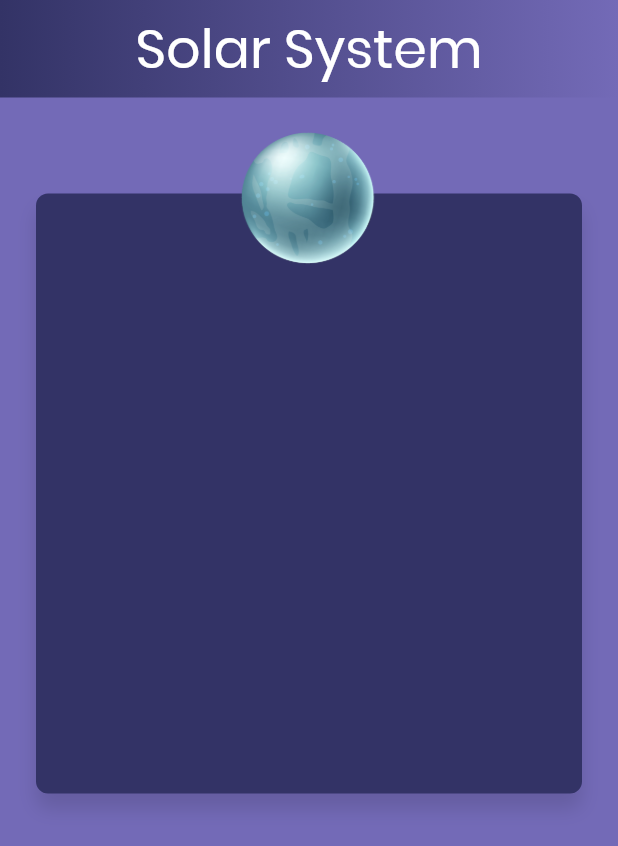
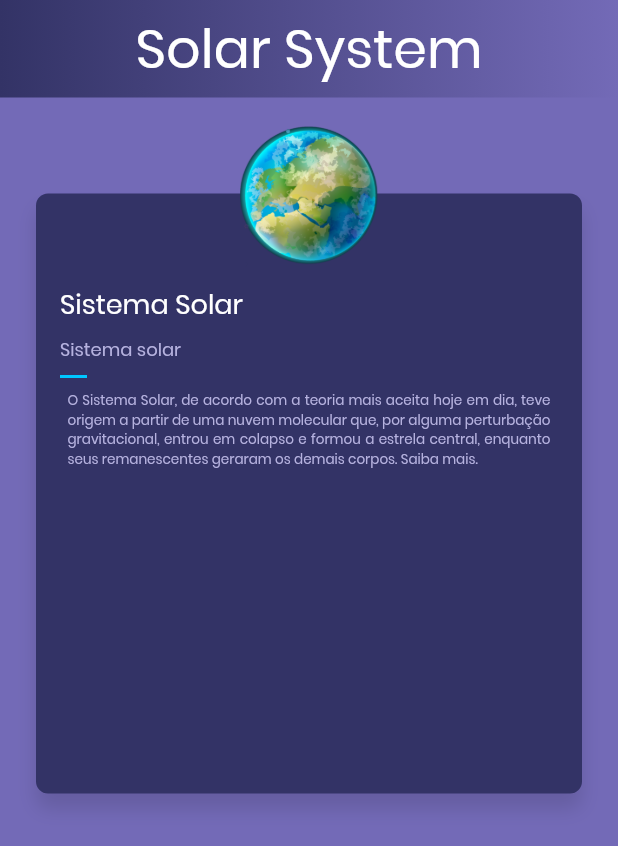
Before and after one commit to EdFilho/solar-system, a Flutter app: the screen it shows after launch, on a phone screen of 412 x 824 dp. Shown: the top 846 px of the screen. Run offline on Flutter 3.47's test engine with Material 2 defaults, Android fonts, the phone set to English and light mode, and no system bars.

Commit message:
summary card

```diff
--- a/lib/home/home_page.dart
+++ b/lib/home/home_page.dart
@@ -1,7 +1,7 @@
 import 'package:flutter/material.dart';
 import 'package:flutter/services.dart';
 import 'package:solar_system/componentes/gradient_app_bar.dart';
-import 'package:solar_system/home/resume_card.dart';
+import 'package:solar_system/home/summary_card.dart';
 
 class HomePage extends StatefulWidget {
 
@@ -23,7 +23,7 @@ class _HomePageState extends State<HomePage> {
       body: new Column(
         children: <Widget>[
           GradientAppBar('Solar System'),
-          ResumeCard(),
+          SummaryCard(),
         ],
       ),
     );
--- a/lib/home/resume_card.dart
+++ /dev/null
@@ -1,49 +0,0 @@
-import 'package:flutter/material.dart';
-
-class ResumeCard extends StatelessWidget {
-
-  final resumeThumbnail = new Container(
-    margin: EdgeInsets.symmetric(
-      vertical: 0,
-    ),
-    alignment: FractionalOffset.center,
-    child: new Image(
-      image: new AssetImage('assets/img/pluto.png'),
-      height: 95.0,
-      width: 95.0,
-    ),
-  );
-
-  final resumeCard = new Container(
-    height: 400.0,
-    margin: new EdgeInsets.only(top: 46.0),
-    decoration: new BoxDecoration(
-      color: new Color(0xFF333366),
-      shape: BoxShape.rectangle,
-      borderRadius: new BorderRadius.circular(8.0),
-      boxShadow: <BoxShadow>[
-        new BoxShadow(
-          color: Colors.black12,
-          blurRadius: 10.0,
-          offset: new Offset(0.0, 10.0),
-        ),
-      ],
-    ),
-  );
-
-  @override
-  Widget build(BuildContext context) {
-    return new Container(
-      margin: const EdgeInsets.symmetric(
-        vertical: 18.0,
-        horizontal: 24.0,
-      ),
-      child: new Stack(
-        children: <Widget>[
-          resumeCard,
-          resumeThumbnail
-        ],
-      ),
-    );
-  }
-}
--- /dev/null
+++ b/lib/home/summary_card.dart
@@ -0,0 +1,123 @@
+import 'package:flutter/material.dart';
+import 'package:solar_system/componentes/separator.dart';
+import 'package:solar_system/models/summary.dart';
+import 'package:solar_system/themes/themes_app.dart';
+
+class SummaryCard extends StatelessWidget {
+
+  final summaryThumbnail = new Container(
+    margin: EdgeInsets.symmetric(
+      vertical: 0,
+    ),
+    alignment: FractionalOffset.center,
+    child: new Image(
+      image: new AssetImage(summary[0]),
+      height: 95.0,
+      width: 95.0,
+    ),
+  );
+
+  final summaryCardContent = new Container(
+    margin: new EdgeInsets.fromLTRB(16.0, 56.0, 16.0, 8.0),
+    constraints: new BoxConstraints.expand(),
+    child: new Column(
+      crossAxisAlignment: CrossAxisAlignment.start,
+      children: <Widget>[
+        new Container(height: 4.0,),
+        new Text(
+          summary[1],
+          style: titleTextStyle,
+          textAlign: TextAlign.center,
+        ),
+        new Container(height: 8.0),
+        new Text(
+          summary[2],
+          style: subTitleTextStyle,
+          textAlign: TextAlign.center,
+        ),
+        new Separator(),
+        new Container(
+          padding: new EdgeInsets.symmetric(horizontal: 5.0),
+          child: Column(
+            crossAxisAlignment: CrossAxisAlignment.start,
+            children: <Widget>[
+              new Text(
+                summary[3],
+                style: regularTextStyle,
+                textAlign: TextAlign.justify,
+              )
+            ],
+          ),
+        ),
+      ],
+    ),
+  );
+
+  final summaryCard = new Container(
+    child: new Container(
+      margin: new EdgeInsets.fromLTRB(16.0, 56.0, 16.0, 8.0),
+      constraints: new BoxConstraints.expand(),
+      child: new Column(
+        crossAxisAlignment: CrossAxisAlignment.start,
+        children: <Widget>[
+          new Container(height: 4.0,),
+          new Text(
+            summary[1],
+            style: titleTextStyle,
+            textAlign: TextAlign.center,
+          ),
+          new Container(height: 8.0),
+          new Text(
+            summary[2],
+            style: subTitleTextStyle,
+            textAlign: TextAlign.center,
+          ),
+          new Separator(),
+          new Container(
+            padding: new EdgeInsets.symmetric(horizontal: 5.0),
+            child: Column(
+              crossAxisAlignment: CrossAxisAlignment.start,
+              children: <Widget>[
+                new Text(
+                  summary[3],
+                  style: regularTextStyle,
+                  textAlign: TextAlign.justify,
+                )
+              ],
+            ),
+          ),
+        ],
+      ),
+    ),
+    height: 400.0,
+    margin: new EdgeInsets.only(top: 46.0),
+    decoration: new BoxDecoration(
+      color: new Color(0xFF333366),
+      shape: BoxShape.rectangle,
+      borderRadius: new BorderRadius.circular(8.0),
+      boxShadow: <BoxShadow>[
+        new BoxShadow(
+          color: Colors.black12,
+          blurRadius: 10.0,
+          offset: new Offset(0.0, 10.0),
+        ),
+      ],
+    ),
+  );
+
+  @override
+  Widget build(BuildContext context) {
+    return new Container(
+      margin: const EdgeInsets.symmetric(
+        vertical: 18.0,
+        horizontal: 24.0,
+      ),
+      child: new Stack(
+        children: <Widget>[
+          summaryCard,
+          summaryThumbnail
+        ],
+      ),
+    );
+  }
+}
--- /dev/null
+++ b/lib/models/planets.dart
@@ -0,0 +1,28 @@
+class Planet {
+  final String id;
+  final String name;
+  final String nickname;
+  final String distance;
+  final String orbit;
+  final String gravity;
+  final String description;
+  final String image;
+  final String picture;
+
+  const Planet ({this.id, this.name, this.nickname, this.distance, this.orbit, this.gravity, this.description, this.image, this.picture});
+
+}
+
+List<Planet> planets = [
+  const Planet(
+    id: '3',
+    name: 'Terra',
+    nickname: 'Planeta água',
+    distance: '0 Km',
+    orbit: '365,256363004 dias',
+    gravity: '9.807 m/s',
+    description: "A Terra é o terceiro planeta mais próximo do Sol, o mais denso e o quinto maior dos oito planetas do Sistema Solar. É também o maior dos quatro planetas telúricos.",
+    image: 'assets/img/earth.png',
+    picture: 'assets/pictures/earth.jpg',
+  ),
+];
--- /dev/null
+++ b/lib/models/summary.dart
@@ -0,0 +1,7 @@
+final List<String> summary = [
+  'assets/img/earth.png',
+  'Sistema Solar',
+  'Sistema solar',
+  'O Sistema Solar, de acordo com a teoria mais aceita hoje em dia, teve origem a partir de uma nuvem molecular que, por alguma perturbação gravitacional, entrou em colapso e formou a estrela central, enquanto seus remanescentes geraram os demais corpos. Saiba mais.',
+  'O Sistema Solar compreende o conjunto constituído pelo Sol e todos os corpos celestes que estão sob seu domínio gravitacional. A estrela central, maior componente do sistema, respondendo por mais de 99,85% da massa total, gera sua energia através da fusão de hidrogênio em hélio, dois de seus principais constituintes. Os quatro planetas mais próximos do Sol (Mercúrio, Vênus, Terra e Marte) possuem em comum uma crosta sólida e rochosa, razão pela qual se classificam no grupo dos planetas telúricos, ou rochosos. Mais afastados, os quatro gigantes gasosos, Júpiter, Saturno, Urano e Netuno, são os componentes de maior massa do sistema logo após o próprio Sol. Dos cinco planetas anões, Ceres é o que se localiza mais próximo do centro do Sistema Solar, enquanto todos os outros, Plutão, Haumea, Makemake e Éris, se encontram além da órbita de Netuno.',
+];
--- a/lib/themes/themes_app.dart
+++ b/lib/themes/themes_app.dart
@@ -3,6 +3,25 @@ import 'package:flutter/material.dart';
 const brightness = Brightness.dark;
 const primaryColor = const Color(0xFF333366);
 const accentColor = const Color(0xFF736AB7);
+
+final titleTextStyle = TextStyle(
+  color: Colors.white,
+  fontSize: 18.0,
+  fontWeight: FontWeight.w300,
+);
+
+final subTitleTextStyle = TextStyle(
+  color: const Color(0xffb6b2df),
+  fontSize: 12.0,
+  fontWeight: FontWeight.w200,
+);
+
+final regularTextStyle = TextStyle(
+  color: const Color(0xffb6b2df),
+  fontSize: 9.0,
+  fontWeight: FontWeight.w400
+);
+
 
 ThemeData appTheme() {
   return ThemeData(
```
